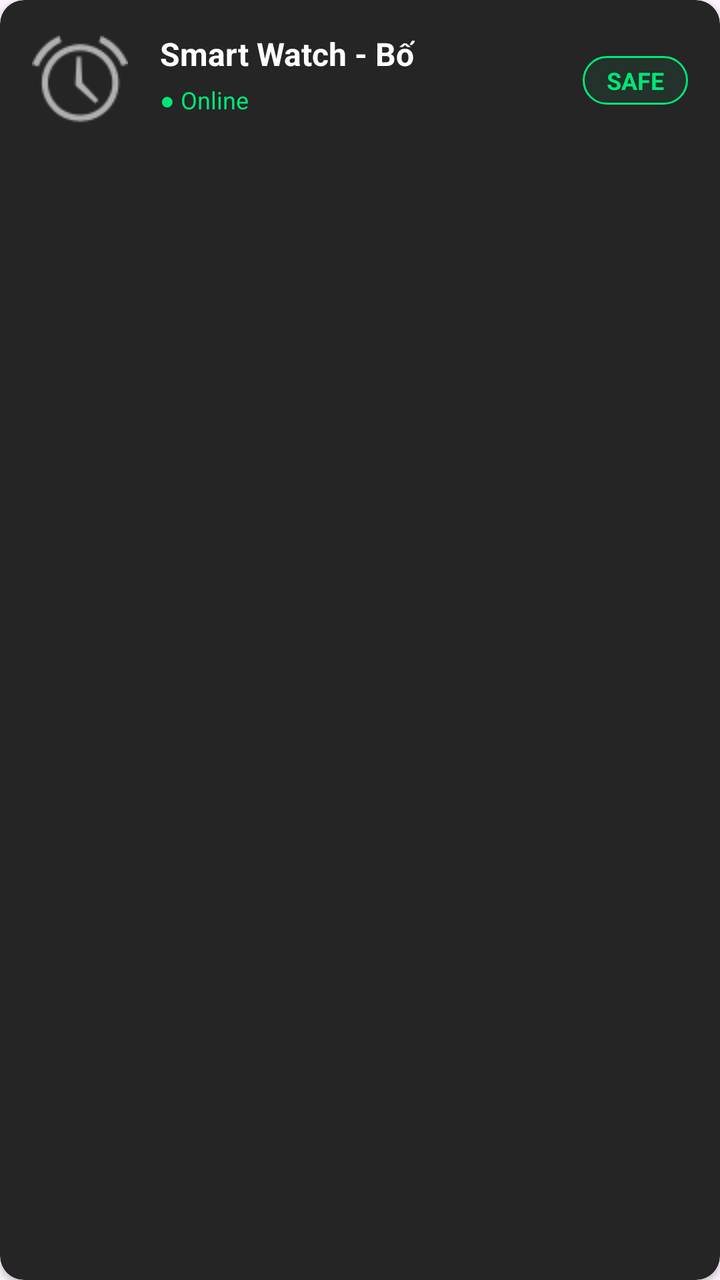
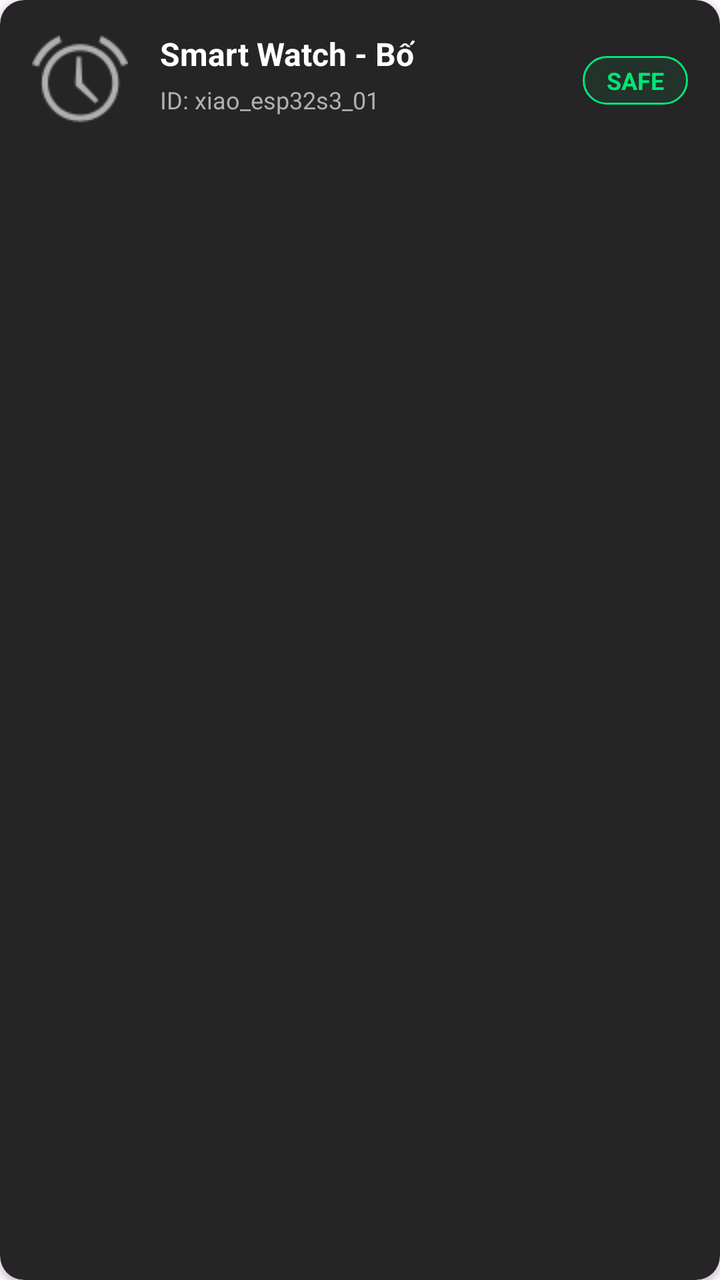

Two renders of the same Android screen: before a commit and after it. Below are the layout's source before the change and the commit's diff.
<!-- AndroidManifest.xml: application theme Theme.SmartWatchApp -->
<!-- res/layout/item_device.xml -->
<?xml version="1.0" encoding="utf-8"?>
<androidx.cardview.widget.CardView xmlns:android="http://schemas.android.com/apk/res/android"
    xmlns:app="http://schemas.android.com/apk/res-auto"
    android:layout_width="match_parent"
    android:layout_height="wrap_content"
    android:layout_margin="8dp"
    app:cardBackgroundColor="#252525"
    app:cardCornerRadius="12dp">

    <androidx.constraintlayout.widget.ConstraintLayout
        android:layout_width="match_parent"
        android:layout_height="wrap_content"
        android:padding="16dp">

        <ImageView
            android:id="@+id/imgDeviceIcon"
            android:layout_width="48dp"
            android:layout_height="48dp"
            android:src="@android:drawable/ic_lock_idle_alarm"
            app:layout_constraintStart_toStartOf="parent"
            app:layout_constraintTop_toTopOf="parent"
            app:tint="#B0B0B0" />

        <TextView
            android:id="@+id/tvDeviceName"
            android:layout_width="wrap_content"
            android:layout_height="wrap_content"
            android:layout_marginStart="16dp"
            android:text="Smart Watch - Bố"
            android:textColor="#FFFFFF"
            android:textSize="16sp"
            android:textStyle="bold"
            app:layout_constraintStart_toEndOf="@id/imgDeviceIcon"
            app:layout_constraintTop_toTopOf="parent" />

        
        <TextView
            android:id="@+id/tvConnectionStatus"
            android:layout_width="wrap_content"
            android:layout_height="wrap_content"
            android:layout_marginTop="4dp"
            android:text="● Online"
            android:textColor="#00E676"
            android:textSize="12sp"
            app:layout_constraintStart_toStartOf="@id/tvDeviceName"
            app:layout_constraintTop_toBottomOf="@id/tvDeviceName" />

        
        <TextView
            android:id="@+id/tvSafetyStatus"
            android:layout_width="wrap_content"
            android:layout_height="wrap_content"
            android:background="@drawable/bg_status_badge"
            android:paddingHorizontal="12dp"
            android:paddingVertical="4dp"
            android:text="SAFE"
            android:textColor="#00E676"
            android:textSize="12sp"
            android:textStyle="bold"
            app:layout_constraintBottom_toBottomOf="parent"
            app:layout_constraintEnd_toEndOf="parent"
            app:layout_constraintTop_toTopOf="parent" />

    </androidx.constraintlayout.widget.ConstraintLayout>
</androidx.cardview.widget.CardView>
<!-- resources referenced by this layout -->
<resources>
  <!-- drawable bg_status_badge (drawable) -->
  <?xml version="1.0" encoding="utf-8"?>
  <shape xmlns:android="http://schemas.android.com/apk/res/android">
      <stroke android:width="1dp" android:color="#00E676" />
      <corners android:radius="16dp" />
      <solid android:color="#1000E676" /> 
  </shape>
  <style name="Theme.SmartWatchApp" parent="Theme.MaterialComponents.DayNight.DarkActionBar">
          
          <item name="colorPrimary">@color/purple_500</item>
          <item name="colorPrimaryVariant">@color/purple_700</item>
          <item name="colorOnPrimary">@color/white</item>
          
          <item name="colorSecondary">@color/teal_200</item>
          <item name="colorSecondaryVariant">@color/teal_700</item>
          <item name="colorOnSecondary">@color/black</item>
          
          <item name="android:statusBarColor">?attr/colorPrimaryVariant</item>
          
      </style>
  <color name="purple_500">#FF6200EE</color>
  <color name="purple_700">#FF3700B3</color>
  <color name="white">#FFFFFFFF</color>
  <color name="teal_200">#FF03DAC5</color>
  <color name="teal_700">#FF018786</color>
  <color name="black">#FF000000</color>
</resources>

<!-- the commit's change to res/layout/item_device.xml (unified diff, before → after) -->
@@ -35,12 +35,12 @@
 
         
         <TextView
-            android:id="@+id/tvConnectionStatus"
+            android:id="@+id/tvDeviceMeta"
             android:layout_width="wrap_content"
             android:layout_height="wrap_content"
             android:layout_marginTop="4dp"
-            android:text="● Online"
-            android:textColor="#00E676"
+            android:text="ID: xiao_esp32s3_01"
+            android:textColor="#B0B0B0"
             android:textSize="12sp"
             app:layout_constraintStart_toStartOf="@id/tvDeviceName"
             app:layout_constraintTop_toBottomOf="@id/tvDeviceName" />
